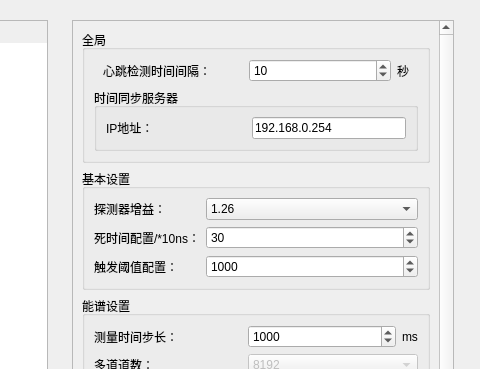
First picture: the form in detsettingwindow.ui, repository MrXiaomao/ZrActivationPro, before the edit; both pictures show x 304 to 784 and y 0 to 369 of the 784 by 864 pixel window.
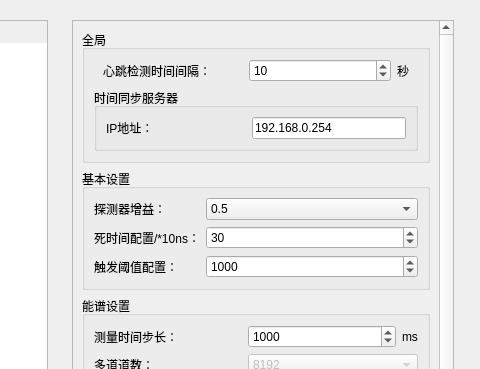
Second picture: the form after the edit.

```diff
--- a/detsettingwindow.ui
+++ b/detsettingwindow.ui
@@ -303,7 +303,7 @@
                 </property>
                 <item>
                  <property name="text">
-                  <string>1.26</string>
+                  <string>0.5</string>
                  </property>
                 </item>
                 <item>
```
Left out of the diff: 26 changed lines with no effect on the pictures.
